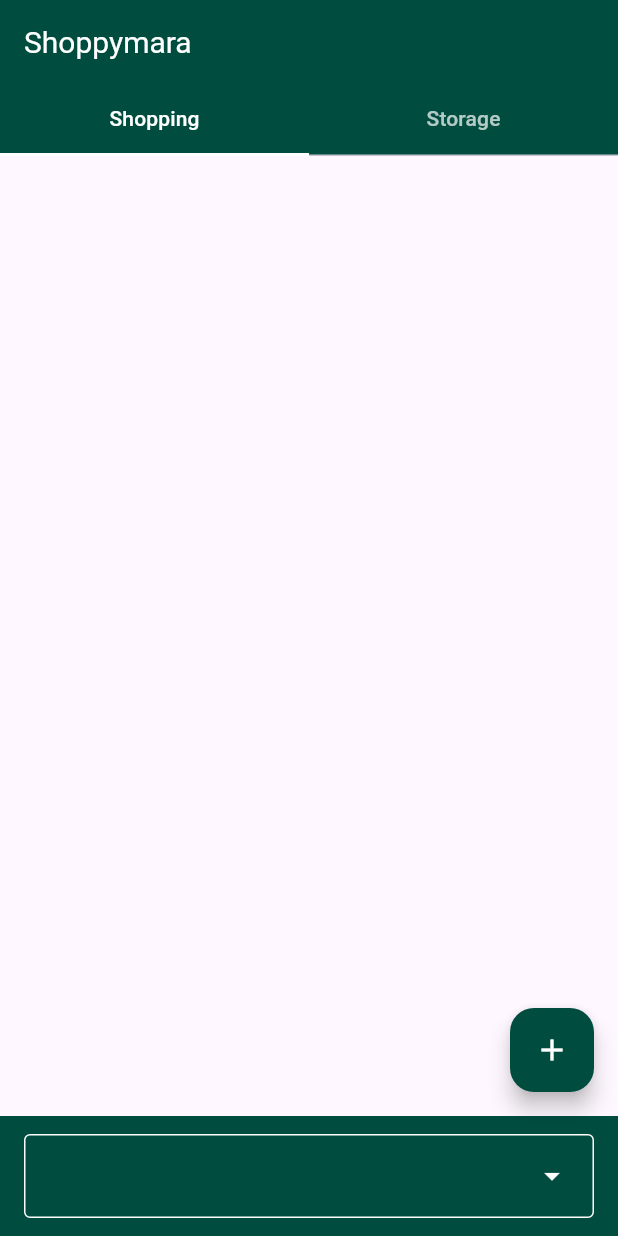
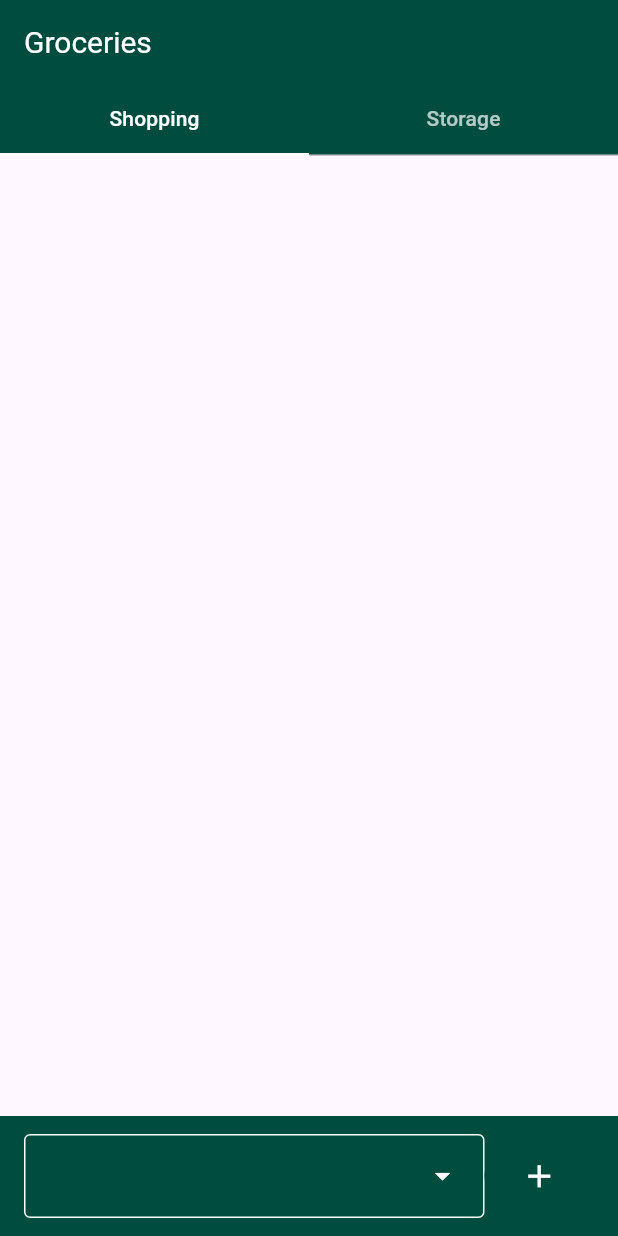
Before and after one commit to Casparbo/ShoppingApp, a Flutter app: the screen it shows after launch, on a phone screen of 412 x 824 dp. Run offline on Flutter 3.47's test engine with Material 3 defaults, Android fonts, the phone set to English and light mode, and no system bars.

Commit message:
changed name, added option to show ALL items, empty stores now not shown

```diff
--- a/lib/view/home.dart
+++ b/lib/view/home.dart
@@ -16,8 +16,8 @@ class Home extends StatelessWidget {
   @override
   Widget build(BuildContext context) {
     return const MaterialApp(
-      title: 'Shoppymara',
-      home: MyHomePage(title: 'Shoppymara'),
+      title: 'Groceries',
+      home: MyHomePage(title: 'Groceries'),
     );
   }
 }
@@ -46,6 +46,7 @@ class _MyHomePageState extends State<MyHomePage> with TickerProviderStateMixin{
   void setItemStocked(Item item, bool value) {
     setState(() {
       item.stocked = value;
+      loadStoresLocations();
     });
     storage.writeItems(items);
   }
@@ -60,17 +61,24 @@ class _MyHomePageState extends State<MyHomePage> with TickerProviderStateMixin{
 
   void deleteItem(Item item) {
     setState(() {
-      stores.remove(item.store);
-      locations.remove(item.location);
       items.remove(item);
+      loadStoresLocations();
     });
     storage.writeItems(items);
   }
 
   void loadStoresLocations() {
-    for(final Item(:store, :location) in items) {
+    stores = HashSet<String>();
+    locations = HashSet<String>();
+
+    stores.add("ALL");
+    locations.add("ALL");
+
+    for(final Item(:store, :location, :stocked) in items) {
+      locations.add(location);
+      if (!stocked) {
         stores.add(store);
-      locations.add(location);
+      }
     }
   }
 
@@ -139,7 +147,7 @@ class _MyHomePageState extends State<MyHomePage> with TickerProviderStateMixin{
             child: ItemView(
               themeColor: themeColor,
               items: items.where((Item value) {
-                return value.store == selectedStore && !value.stocked;
+                return !value.stocked && (selectedStore=="ALL" || value.store == selectedStore);
               }).toList(),
               setItemStocked: setItemStocked,
               deleteItem: deleteItem,
@@ -149,7 +157,7 @@ class _MyHomePageState extends State<MyHomePage> with TickerProviderStateMixin{
           Center(
             child: ItemView(
               themeColor: themeColor,
-              items: items.where((Item value) {
+              items: selectedLocation == "ALL" ? items : items.where((Item value) {
                 return value.location == selectedLocation;
               }).toList(),
               setItemStocked: setItemStocked,
@@ -158,19 +166,12 @@ class _MyHomePageState extends State<MyHomePage> with TickerProviderStateMixin{
           ,)
         ],
       ),
-      floatingActionButton: FloatingActionButton(
-        onPressed: () {
-          Navigator.push(
-            context,
-            MaterialPageRoute(builder: (context) => CreateItem(themeColor: themeColor, addItem: addItem,)),
-          );
-        },
-        foregroundColor: Colors.white,
-        backgroundColor: themeColor,
-        child: const Icon(Icons.add),
-      ),
       bottomNavigationBar: BottomAppBar(
         color: themeColor,
+        child: Row(
+          mainAxisAlignment: MainAxisAlignment.spaceBetween,
+          children: [
+            Expanded(
               child: DropdownMenu<String>(
                 textStyle: const TextStyle(color: Colors.white),
                 inputDecorationTheme: const InputDecorationTheme(
@@ -191,7 +192,35 @@ class _MyHomePageState extends State<MyHomePage> with TickerProviderStateMixin{
                 },
                 dropdownMenuEntries: (storeView ? stores : locations).map<DropdownMenuEntry<String>>((String value) {
                   return DropdownMenuEntry<String>(value: value, label: value);
-          }).toList(),
+                }).toList()..sort((a, b) {
+                    if(a.value=="ALL") {
+                      return -1;
+                    }
+                    if(b.value=="ALL") {
+                      return 1;
+                    }
+                    return 0;
+                  }),
+              ),
+            ),
+            SizedBox(
+              height: double.infinity,
+              child: FilledButton(
+                onPressed: () {
+                  Navigator.push(
+                    context,
+                    MaterialPageRoute(builder: (context) => CreateItem(themeColor: themeColor, addItem: addItem,)),
+                  );
+                },
+                style: FilledButton.styleFrom(
+                  foregroundColor: Colors.white,
+                  backgroundColor: themeColor,
+                  iconSize: 25,
+                ),
+                child: const Icon(Icons.add),
+              ),
+            ),
+          ],
         ),
       ),
     );
```
Lines whose indentation alone changed are shown as unchanged.
